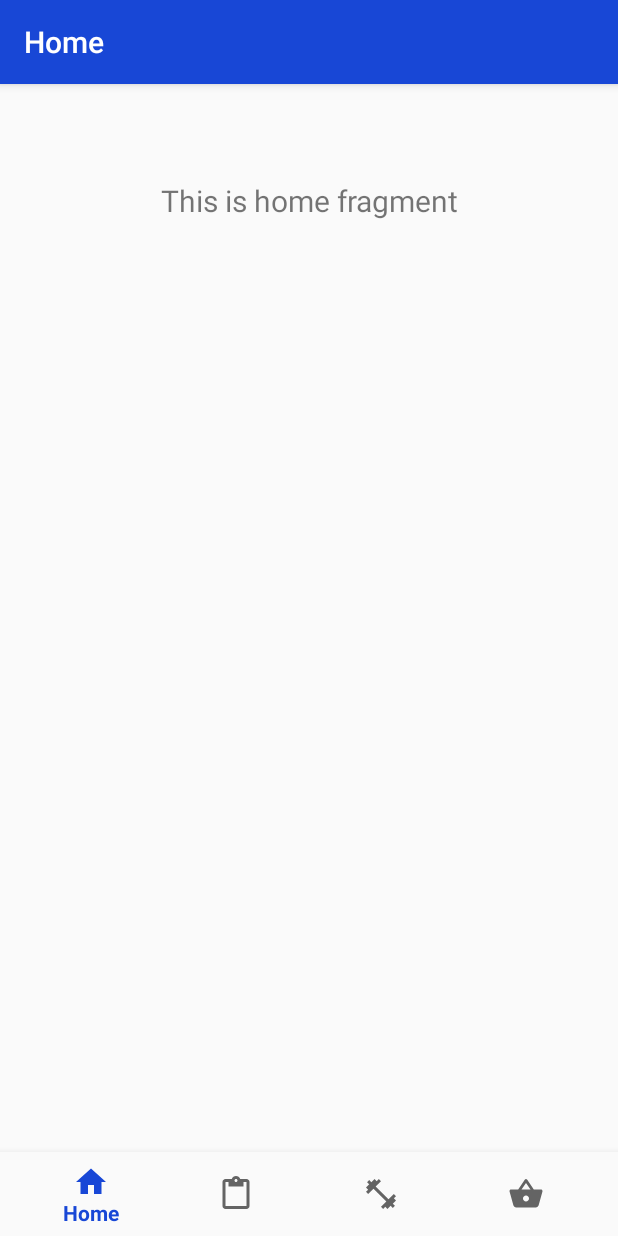
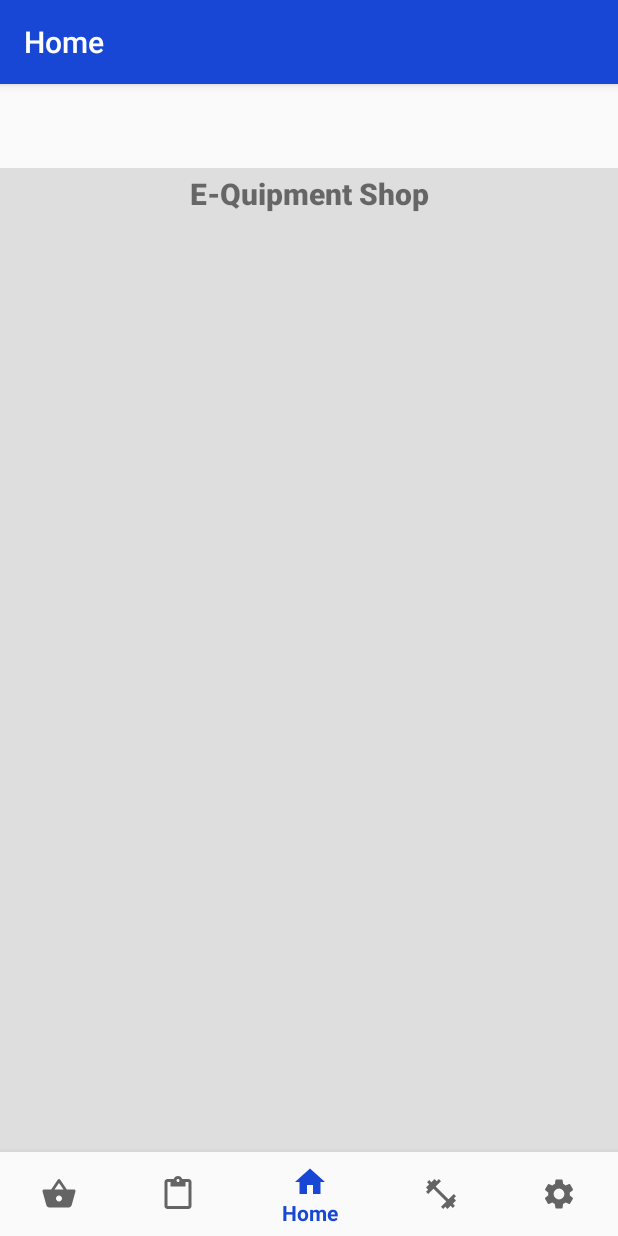
Before and after one commit to MitchLangg/E-QuipmentShop, an Android app: the screen it shows after launch (MainActivity), on a phone screen of 412 x 824 dp. Run offline under Robolectric (Android 15) with nearby library versions, the phone set to English and light mode, and no system bars; our stand-ins replace navigation-ui.

Commit message:
Edited Bottom Nav/HomePage

```diff
--- a/app/src/main/java/mitchell/lang/e_quipmentshop/MainActivity.java
+++ b/app/src/main/java/mitchell/lang/e_quipmentshop/MainActivity.java
@@ -1,17 +1,38 @@
 package mitchell.lang.e_quipmentshop;
 
 import android.os.Bundle;
+import android.view.MenuItem;
 
 import com.google.android.material.bottomnavigation.BottomNavigationView;
 
+import androidx.annotation.NonNull;
 import androidx.appcompat.app.AppCompatActivity;
+import androidx.fragment.app.FragmentManager;
+import androidx.fragment.app.FragmentTransaction;
 import androidx.navigation.NavController;
 import androidx.navigation.Navigation;
 import androidx.navigation.ui.AppBarConfiguration;
 import androidx.navigation.ui.NavigationUI;
+import mitchell.lang.e_quipmentshop.ui.home.HomeFragment;
 
 public class MainActivity extends AppCompatActivity {
+    FragmentManager fm;
+    private BottomNavigationView.OnNavigationItemSelectedListener mOnNavigationItemSelectedListener
+            = new BottomNavigationView.OnNavigationItemSelectedListener() {
 
+        @Override
+        public boolean onNavigationItemSelected(@NonNull MenuItem menuItem) {
+            FragmentTransaction transaction = fm.beginTransaction();
+            switch (menuItem.getItemId()) {
+                case R.id.navigation_home:
+                    transaction.replace(R.id.content, new HomeFragment());
+                    transaction.addToBackStack(null);
+                    transaction.commit();
+                    return true;
+            }
+            return false;
+        }
+    };
     @Override
     protected void onCreate(Bundle savedInstanceState) {
         super.onCreate(savedInstanceState);
@@ -25,6 +46,6 @@ public class MainActivity extends AppCompatActivity {
         NavController navController = Navigation.findNavController(this, R.id.nav_host_fragment);
         NavigationUI.setupActionBarWithNavController(this, navController, appBarConfiguration);
         NavigationUI.setupWithNavController(navView, navController);
+
     }
-
 }
--- a/app/src/main/java/mitchell/lang/e_quipmentshop/ui/home/HomeFragment.java
+++ b/app/src/main/java/mitchell/lang/e_quipmentshop/ui/home/HomeFragment.java
@@ -1,6 +1,8 @@
 package mitchell.lang.e_quipmentshop.ui.home;
 
+import android.content.SharedPreferences;
 import android.os.Bundle;
+import android.preference.PreferenceManager;
 import android.view.LayoutInflater;
 import android.view.View;
 import android.view.ViewGroup;
@@ -9,6 +11,7 @@ import android.widget.TextView;
 import androidx.annotation.Nullable;
 import androidx.annotation.NonNull;
 import androidx.fragment.app.Fragment;
+import androidx.fragment.app.FragmentManager;
 import androidx.lifecycle.Observer;
 import androidx.lifecycle.ViewModelProviders;
 import mitchell.lang.e_quipmentshop.R;
@@ -16,22 +19,20 @@ import mitchell.lang.e_quipmentshop.R;
 public class HomeFragment extends Fragment {
 
     private HomeViewModel homeViewModel;
+    FragmentManager fm;
+    SharedPreferences sharedPreferences;
 
-    public View onCreateView(@NonNull LayoutInflater inflater,
+    public HomeFragment() {
+
+    }
+
+@Override
+    public View onCreateView(LayoutInflater inflater,
                              ViewGroup container, Bundle savedInstanceState) {
-        homeViewModel =
-                ViewModelProviders.of(this).get(HomeViewModel.class);
-        View root = inflater.inflate(R.layout.fragment_home, container, false);
-        final TextView textView = root.findViewById(R.id.text_home);
-        final TextView textView2 = root.findViewById(R.id.text_title);
-        homeViewModel.getText().observe(this, new Observer<String>() {
-            @Override
-            public void onChanged(@Nullable String s) {
-                textView.setText(s);
+       fm = getActivity().getSupportFragmentManager();
+       sharedPreferences = PreferenceManager.getDefaultSharedPreferences(getContext());
+       View view = inflater.inflate(R.layout.fragment_home, container, false);
 
-            }
-        });
-
-        return root;
+        return view;
     }
 }
--- /dev/null
+++ b/app/src/main/res/drawable/ic_settings_black_24dp.xml
@@ -0,0 +1,9 @@
+<vector xmlns:android="http://schemas.android.com/apk/res/android"
+        android:width="24dp"
+        android:height="24dp"
+        android:viewportWidth="24"
+        android:viewportHeight="24">
+    <path
+        android:fillColor="#FF000000"
+        android:pathData="M19.1,12.9a2.8,2.8 0,0 0,0.1 -0.9,2.8 2.8,0 0,0 -0.1,-0.9l2.1,-1.6a0.7,0.7 0,0 0,0.1 -0.6L19.4,5.5a0.7,0.7 0,0 0,-0.6 -0.2l-2.4,1a6.5,6.5 0,0 0,-1.6 -0.9l-0.4,-2.6a0.5,0.5 0,0 0,-0.5 -0.4H10.1a0.5,0.5 0,0 0,-0.5 0.4L9.3,5.4a5.6,5.6 0,0 0,-1.7 0.9l-2.4,-1a0.4,0.4 0,0 0,-0.5 0.2l-2,3.4c-0.1,0.2 0,0.4 0.2,0.6l2,1.6a2.8,2.8 0,0 0,-0.1 0.9,2.8 2.8,0 0,0 0.1,0.9L2.8,14.5a0.7,0.7 0,0 0,-0.1 0.6l1.9,3.4a0.7,0.7 0,0 0,0.6 0.2l2.4,-1a6.5,6.5 0,0 0,1.6 0.9l0.4,2.6a0.5,0.5 0,0 0,0.5 0.4h3.8a0.5,0.5 0,0 0,0.5 -0.4l0.3,-2.6a5.6,5.6 0,0 0,1.7 -0.9l2.4,1a0.4,0.4 0,0 0,0.5 -0.2l2,-3.4c0.1,-0.2 0,-0.4 -0.2,-0.6ZM12,15.6A3.6,3.6 0,1 1,15.6 12,3.6 3.6,0 0,1 12,15.6Z"/>
+</vector>
--- a/app/src/main/res/layout/fragment_home.xml
+++ b/app/src/main/res/layout/fragment_home.xml
@@ -1,32 +1,40 @@
 <?xml version="1.0" encoding="utf-8"?>
-<androidx.constraintlayout.widget.ConstraintLayout xmlns:android="http://schemas.android.com/apk/res/android"
+<FrameLayout xmlns:android="http://schemas.android.com/apk/res/android"
     xmlns:app="http://schemas.android.com/apk/res-auto"
     android:layout_width="match_parent"
-    android:layout_height="match_parent">
+    android:layout_height="match_parent"
+    android:orientation="vertical"
+    android:background="@color/textBackground">
+
+    <ScrollView
+        android:layout_width="match_parent"
+        android:layout_height="match_parent">
+
+
+    <LinearLayout
+        android:id="@+id/linear"
+        android:layout_width="match_parent"
+        android:layout_height="match_parent"
+        android:orientation="vertical">
 
     <TextView
-        android:id="@+id/text_home"
+        android:id="@+id/homeTitle"
         android:layout_width="match_parent"
-        android:layout_height="wrap_content"
-        android:layout_marginStart="8dp"
-        android:layout_marginTop="8dp"
-        android:layout_marginEnd="8dp"
+        android:layout_height="30dp"
+        android:layout_marginTop="3dp"
+        android:fontFamily="sans-serif-black"
+        android:text="E-Quipment Shop"
         android:textAlignment="center"
         android:textSize="20sp"
-        app:layout_constraintEnd_toEndOf="parent"
-        app:layout_constraintStart_toStartOf="parent"
-        app:layout_constraintTop_toTopOf="parent" />
+        android:typeface="serif" />
+    <ListView
+        android:id="@+id/titleList"
+        android:layout_width="match_parent"
+        android:layout_height="match_parent"
+        android:scrollbars="none"
 
-    <TextView
-        android:id="@+id/text_title"
-        android:layout_width="match_parent"
-        android:layout_height="wrap_content"
-        android:layout_marginStart="8dp"
-        android:layout_marginTop="8dp"
-        android:layout_marginEnd="8dp"
-        android:textAlignment="center"
-        android:textSize="20sp"
-        app:layout_constraintEnd_toEndOf="parent"
-        app:layout_constraintStart_toStartOf="parent"
-        app:layout_constraintTop_toTopOf="parent" />
-</androidx.constraintlayout.widget.ConstraintLayout>
+        />
+
+    </LinearLayout>
+    </ScrollView>
+</FrameLayout>
--- a/app/src/main/res/menu/bottom_nav_menu.xml
+++ b/app/src/main/res/menu/bottom_nav_menu.xml
@@ -1,15 +1,18 @@
 <?xml version="1.0" encoding="utf-8"?>
 <menu xmlns:android="http://schemas.android.com/apk/res/android">
-
+    <item
+        android:id="@+id/navigation_stickpick"
+        android:icon="@drawable/ic_shopping_basket_black_24dp"
+        android:title="@string/title_stickpick"
+        />
+    <item
+        android:id="@+id/navigation_rules"
+        android:icon="@drawable/ic_content_paste_black_24dp"
+        android:title="@string/title_rules" />
     <item
         android:id="@+id/navigation_home"
         android:icon="@drawable/ic_home_black_24dp"
         android:title="@string/title_home" />
-
-    <item
-        android:id="@+id/navigation_rules"
-        android:icon="@drawable/ic_content_paste_black_24dp"
-        android:title="@string/title_rules" />
 
     <item
         android:id="@+id/navigation_equipment"
@@ -17,9 +20,8 @@
         android:title="@string/title_equipment" />
 
     <item
-        android:id="@+id/navigation_stickpick"
-        android:icon="@drawable/ic_shopping_basket_black_24dp"
-        android:title="@string/title_stickpick"
-        />
+        android:id="@+id/navigation_settings"
+        android:icon="@drawable/ic_settings_black_24dp"
+        android:title="@string/title_settings" />
 
 </menu>
--- a/app/src/main/res/navigation/mobile_navigation.xml
+++ b/app/src/main/res/navigation/mobile_navigation.xml
@@ -28,4 +28,10 @@
         android:name="mitchell.lang.e_quipmentshop.ui.notifications.NotificationsFragment"
         android:label="@string/title_stickpick"
         tools:layout="@layout/fragment_notifications" />
+
+    <fragment
+        android:id="@+id/navigation_settings"
+        android:name="mitchell.lang.e_quipmentshop.ui.notifications.NotificationsFragment"
+        android:label="@string/title_settings"
+        tools:layout="@layout/fragment_notifications" />
 </navigation>
--- a/app/src/main/res/values/colors.xml
+++ b/app/src/main/res/values/colors.xml
@@ -3,4 +3,5 @@
     <color name="colorPrimary">#1847d6</color>
     <color name="colorPrimaryDark">#ed3b3b</color>
     <color name="colorAccent">#ffffff</color>
+    <color name="textBackground">#dedede</color>
 </resources>
--- a/app/src/main/res/values/strings.xml
+++ b/app/src/main/res/values/strings.xml
@@ -4,4 +4,5 @@
     <string name="title_rules">Rules</string>
     <string name="title_equipment">Equipment</string>
     <string name="title_stickpick">Stick Pick</string>
+    <string name="title_settings">Settings</string>
 </resources>
```
